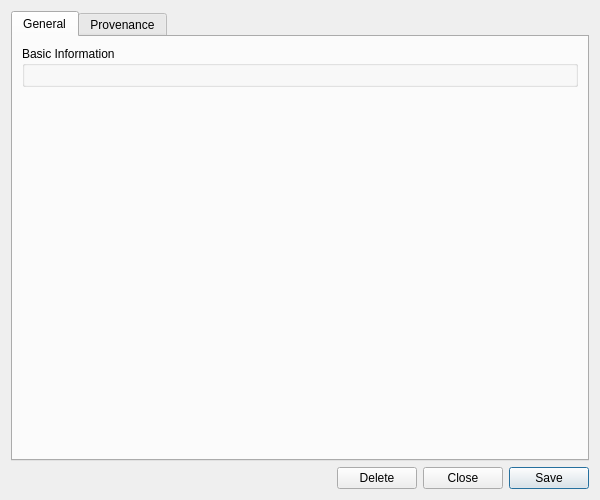
First picture: the form in projects/ores.qt/marketdata/ui/FeedBindingDetailDialog.ui, repository OreStudio/OreStudio, before the edit.
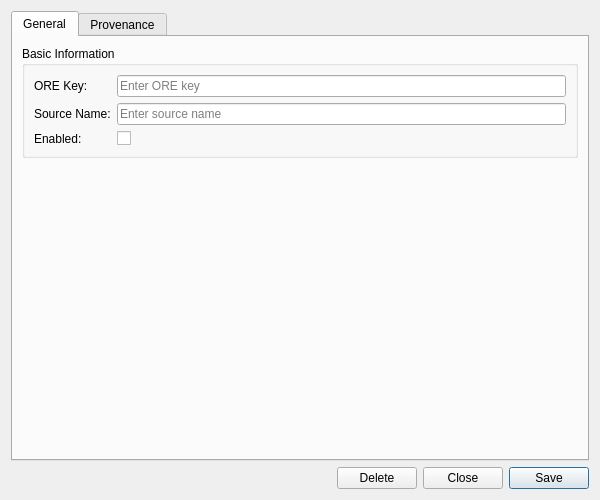
Second picture: the form after the edit. Custom widgets are drawn as their Qt base class.

Commit message:
[marketdata] Wire feed binding UI, ingest loop refresh, and market series auto-create
- Add ores.qt.marketdata Qt plugin with FeedBindingController and menu entry
- Wire postgres_event_source in marketdata service so feed binding saves
  trigger ingest loop refresh via Postgres LISTEN/NOTIFY
- Auto-create market_series on first tick using the ORE key path first
  component as asset class (lowercased, via market_series_mapper)
- Expose market_series_mapper::asset_class_from_string publicly
- Link ores.eventing.core.lib in marketdata service CMakeLists

Diff of the .ui file:
```diff
--- a/projects/ores.qt/marketdata/ui/FeedBindingDetailDialog.ui
+++ b/projects/ores.qt/marketdata/ui/FeedBindingDetailDialog.ui
@@ -38,6 +38,48 @@
           <string>Basic Information</string>
          </property>
          <layout class="QFormLayout" name="formLayout">
+          <item row="0" column="0">
+           <widget class="QLabel" name="labelOreKey">
+            <property name="text">
+             <string>ORE Key:</string>
+            </property>
+           </widget>
+          </item>
+          <item row="0" column="1">
+           <widget class="QLineEdit" name="oreKeyEdit">
+            <property name="placeholderText">
+             <string>Enter ORE key</string>
+            </property>
+           </widget>
+          </item>
+          <item row="1" column="0">
+           <widget class="QLabel" name="labelSourceName">
+            <property name="text">
+             <string>Source Name:</string>
+            </property>
+           </widget>
+          </item>
+          <item row="1" column="1">
+           <widget class="QLineEdit" name="sourceEdit">
+            <property name="placeholderText">
+             <string>Enter source name</string>
+            </property>
+           </widget>
+          </item>
+          <item row="2" column="0">
+           <widget class="QLabel" name="labelEnabled">
+            <property name="text">
+             <string>Enabled:</string>
+            </property>
+           </widget>
+          </item>
+          <item row="2" column="1">
+           <widget class="QCheckBox" name="enabledEdit">
+            <property name="text">
+             <string/>
+            </property>
+           </widget>
+          </item>
          </layout>
         </widget>
        </item>
```
The commit also changes 23 other files.
